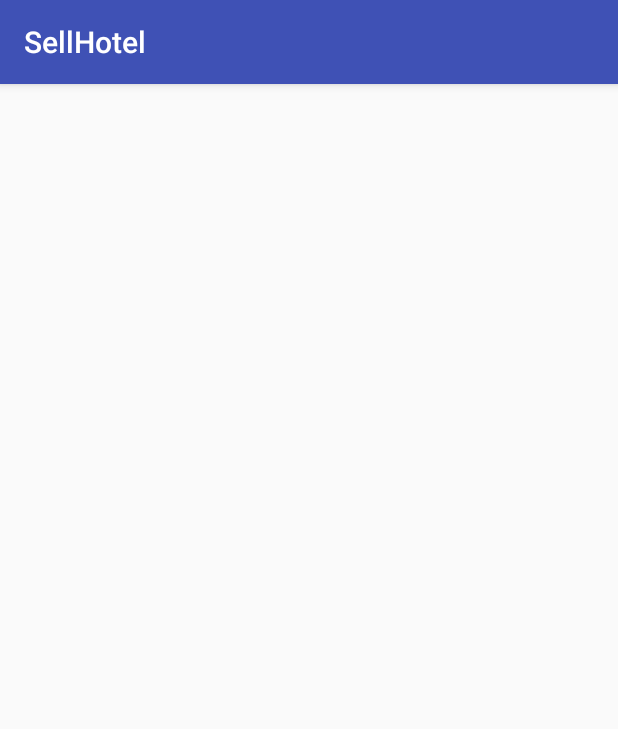
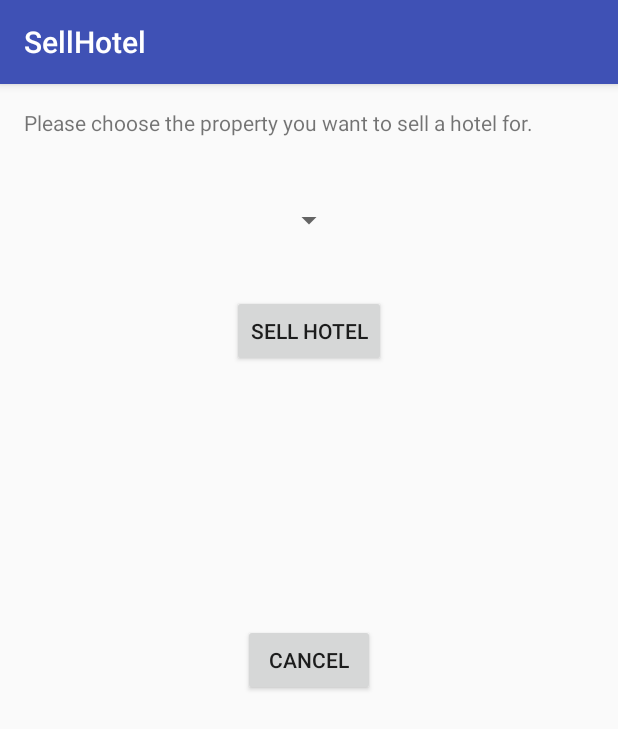
Before and after one commit to TeamVenture457/Monopoly2, an Android app: the SellHotel screen opened directly, with no data from a screen before it, on a phone screen of 412 x 824 dp. Shown: the top 729 px of the screen. Run offline under Robolectric (Android 15) with nearby library versions, the light colour scheme and no system bars.

Commit message:
Worked on all GUI's for each view. GUI views are 90% complete. All still need to be hooked up and methods wrote to facade. All buttons are connected.

```diff
--- a/app/src/main/res/layout/content_sell_hotel.xml
+++ b/app/src/main/res/layout/content_sell_hotel.xml
@@ -12,4 +12,42 @@
     tools:context="venture.cs414.android.monopoly2.frontend.SellHotel"
     tools:showIn="@layout/activity_sell_hotel">
 
+    <TextView
+        android:layout_width="wrap_content"
+        android:layout_height="wrap_content"
+        android:text="Please choose the property you want to sell a hotel for."
+        android:id="@+id/PlayerInstructionsLabelSellHotel"
+        android:layout_alignParentTop="true"
+        android:layout_alignParentLeft="true"
+        android:layout_alignParentStart="true"
+        android:layout_alignParentRight="true"
+        android:layout_alignParentEnd="true" />
+
+    <Button
+        android:layout_width="wrap_content"
+        android:layout_height="wrap_content"
+        android:text="Sell Hotel"
+        android:id="@+id/ButtonSellSellHotel"
+        android:layout_marginTop="38dp"
+        android:onClick="clickSellButtonSellHotel"
+        android:layout_below="@+id/SelectPropertyDropdownSellHotel"
+        android:layout_centerHorizontal="true" />
+
+    <Button
+        android:layout_width="wrap_content"
+        android:layout_height="wrap_content"
+        android:text="Cancel"
+        android:id="@+id/ButtonCancelSellHotel"
+        android:onClick="clickCancelButtonSellHotel"
+        android:layout_centerVertical="true"
+        android:layout_centerHorizontal="true" />
+
+    <Spinner
+        android:layout_width="wrap_content"
+        android:layout_height="wrap_content"
+        android:id="@+id/SelectPropertyDropdownSellHotel"
+        android:layout_below="@+id/PlayerInstructionsLabelSellHotel"
+        android:layout_centerHorizontal="true"
+        android:layout_marginTop="43dp" />
+
 </RelativeLayout>
```
Also changed, not shown: app/src/main/java/venture/cs414/android/monopoly2/frontend/BuyHotel.java (+12 -0 lines), app/src/main/java/venture/cs414/android/monopoly2/frontend/BuyHouse.java (+12 -0 lines), app/src/main/java/venture/cs414/android/monopoly2/frontend/MainActivity.java (+13 -15 lines), app/src/main/java/venture/cs414/android/monopoly2/frontend/MortgageProperty.java (+24 -0 lines), app/src/main/java/venture/cs414/android/monopoly2/frontend/SellHotel.java (+24 -0 lines), app/src/main/java/venture/cs414/android/monopoly2/frontend/SellHouse.java (+24 -0 lines), app/src/main/java/venture/cs414/android/monopoly2/frontend/SellProperty.java (+12 -0 lines), app/src/main/res/layout/content_buy_hotel.xml (+6 -6 lines), app/src/main/res/layout/content_buy_house.xml (+6 -6 lines), app/src/main/res/layout/content_mortgage_property.xml (+38 -0 lines), app/src/main/res/layout/content_sell_house.xml (+38 -0 lines), app/src/main/res/layout/content_sell_property.xml (+12 -12 lines).
